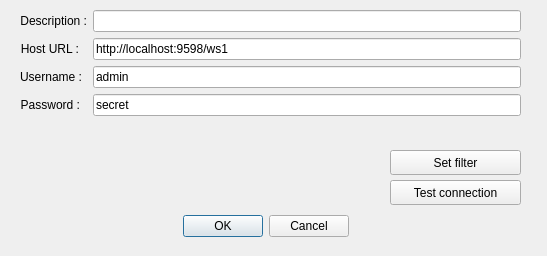
grodansparadis/vscp-works-qt, file src/cdlgconnsettingsws1.ui: the form before one commit.
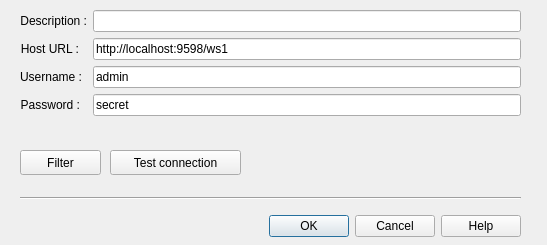
The form after the commit.

Commit message: UDP client dialog fixed

```diff
--- a/src/cdlgconnsettingsws1.ui
+++ b/src/cdlgconnsettingsws1.ui
@@ -7,7 +7,7 @@
     <x>0</x>
     <y>0</y>
     <width>547</width>
-    <height>256</height>
+    <height>245</height>
    </rect>
   </property>
   <property name="baseSize">
@@ -22,9 +22,9 @@
   <widget class="QDialogButtonBox" name="buttonBox">
    <property name="geometry">
     <rect>
-     <x>10</x>
+     <x>20</x>
      <y>210</y>
-     <width>511</width>
+     <width>501</width>
      <height>32</height>
     </rect>
    </property>
@@ -32,10 +32,10 @@
     <enum>Qt::Horizontal</enum>
    </property>
    <property name="standardButtons">
-    <set>QDialogButtonBox::Cancel|QDialogButtonBox::Ok</set>
+    <set>QDialogButtonBox::Cancel|QDialogButtonBox::Help|QDialogButtonBox::Ok</set>
    </property>
    <property name="centerButtons">
-    <bool>true</bool>
+    <bool>false</bool>
    </property>
   </widget>
   <widget class="QWidget" name="formLayoutWidget">
@@ -117,9 +117,9 @@
   <widget class="QPushButton" name="btnSetFilter">
    <property name="geometry">
     <rect>
-     <x>390</x>
+     <x>20</x>
      <y>150</y>
-     <width>131</width>
+     <width>81</width>
      <height>25</height>
     </rect>
    </property>
@@ -136,14 +136,14 @@
     </size>
    </property>
    <property name="text">
-    <string>Set filter</string>
+    <string>Filter</string>
    </property>
   </widget>
   <widget class="QPushButton" name="btnTestConnection">
    <property name="geometry">
     <rect>
-     <x>390</x>
-     <y>180</y>
+     <x>110</x>
+     <y>150</y>
      <width>131</width>
      <height>25</height>
     </rect>
@@ -152,6 +152,19 @@
     <string>Test connection</string>
    </property>
   </widget>
+  <widget class="Line" name="line">
+   <property name="geometry">
+    <rect>
+     <x>20</x>
+     <y>190</y>
+     <width>501</width>
+     <height>16</height>
+    </rect>
+   </property>
+   <property name="orientation">
+    <enum>Qt::Horizontal</enum>
+   </property>
+  </widget>
  </widget>
  <resources/>
  <connections>
```
Left out of the diff: 19 changed lines with no effect on the pictures. The commit also changes 21 other files.
